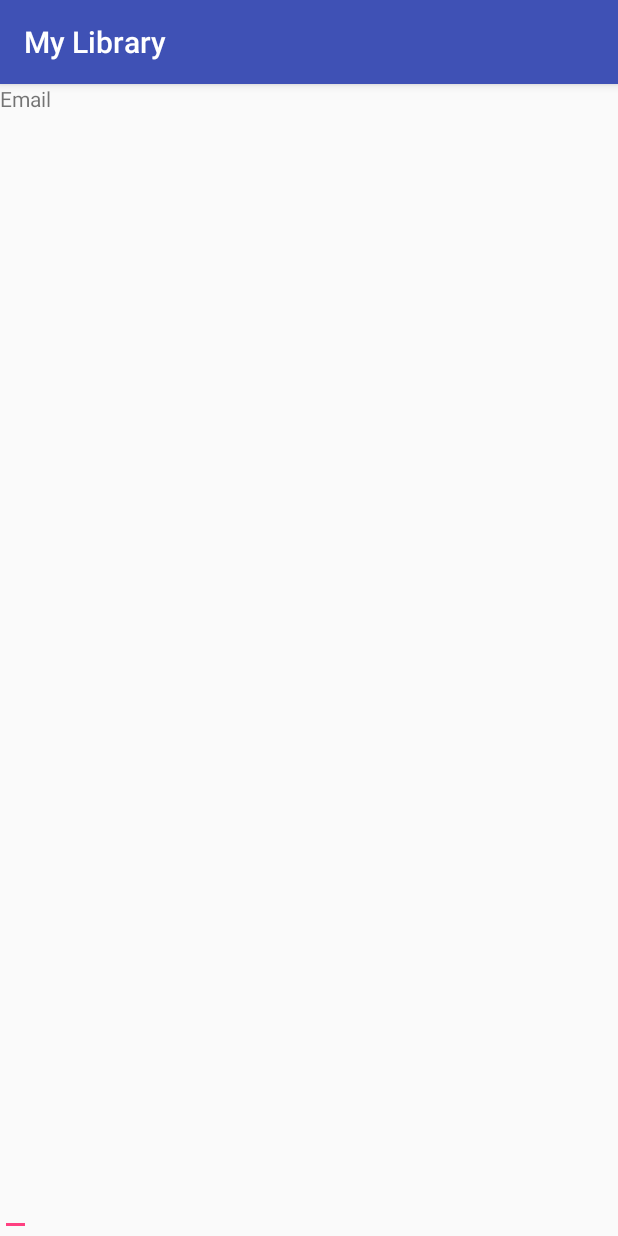
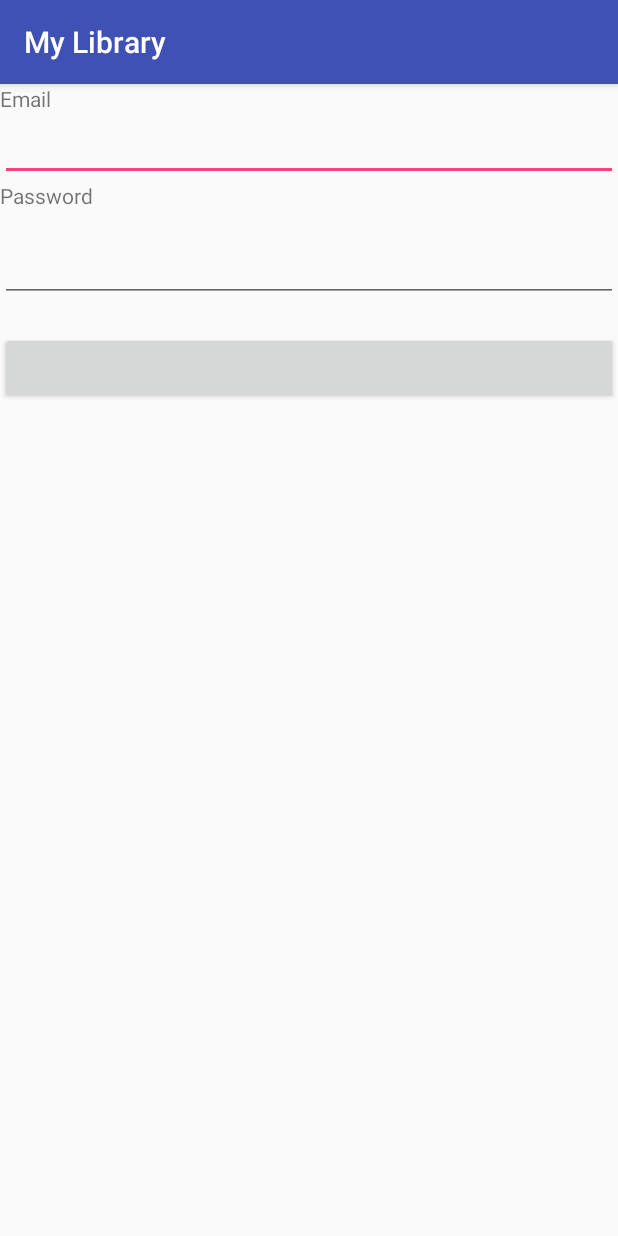
Before and after one commit to mesa16/MyLibrary, an Android app: the screen it shows after launch (MainActivity), on a phone screen of 412 x 824 dp. Run offline under Robolectric (Android 15) with nearby library versions, the phone set to English and light mode, and no system bars.

Commit message:
my library first commit

```diff
--- a/app/build.gradle
+++ b/app/build.gradle
@@ -25,4 +25,5 @@ dependencies {
     testImplementation 'junit:junit:4.12'
     androidTestImplementation 'com.android.support.test:runner:0.5'
     androidTestImplementation 'com.android.support.test.espresso:espresso-core:2.2.2'
+
 }
--- a/app/src/main/java/com/example/toshiba_l15w/mylibrary/MainActivity.java
+++ b/app/src/main/java/com/example/toshiba_l15w/mylibrary/MainActivity.java
@@ -1,22 +1,54 @@
 package com.example.toshiba_l15w.mylibrary;
 
+import android.content.Intent;
+import android.support.v7.app.AlertDialog;
 import android.support.v7.app.AppCompatActivity;
 import android.os.Bundle;
+import android.view.View;
 import android.widget.Button;
 import android.widget.EditText;
 import android.widget.TextView;
+import android.widget.Toast;
 
 public class MainActivity extends AppCompatActivity {
-    private EditText email, password;
+    private User user;
+    private EditText em, passw;
     private Button login;
+    private String id = "id";
 
     @Override
     protected void onCreate(Bundle savedInstanceState) {
         super.onCreate(savedInstanceState);
         setContentView(R.layout.activity_main);
 
-        email = (EditText) findViewById(R.id.etemail);
-        password = (EditText) findViewById(R.id.etpa);
-        login = (Button) findViewById(R.id.btlogin);
+       em=(EditText) findViewById(R.id.etemail);
+       passw=(EditText) findViewById(R.id.etpa);
+       login = (Button) findViewById(R.id.btlogin);
+
+       login.setOnClickListener(new View.OnClickListener() {
+           @Override
+           public void onClick(View view) {
+               String email1=em.getText().toString().trim();
+               String pass1 = passw.getText().toString().trim();
+
+               user = new User(email1);
+               if (email1.equals(user.getEmail()) && pass1.equals(user.getPassword())){
+                   Toast.makeText(getApplicationContext(), "login anda sukses", Toast.LENGTH_SHORT).show();
+                   Intent i = new Intent(MainActivity.this, Beranda.class);
+                   i.putExtra(id, user.getEmail());
+                   startActivity(i);
+                   em.setText(" ");
+                   passw.setText("");
+               }
+               else if ((email1.matches("") || pass1.matches("")))
+               {
+                   Toast.makeText(getApplicationContext(), " isi nama dan password anda ", Toast.LENGTH_SHORT).show();
+               }
+               else {
+                   Toast.makeText(getApplicationContext(), "login anda gagal", Toast.LENGTH_SHORT).show();
+               }
+           }
+       });
     }
+
 }
--- a/app/src/main/res/layout/activity_beranda.xml
+++ b/app/src/main/res/layout/activity_beranda.xml
@@ -17,10 +17,10 @@
             android:text="No.Anggota"
             />
         <TextView
-            android:id="@+id/tvnoanggota"
+            android:id="@+id/noanggota"
             android:layout_width="match_parent"
             android:layout_height="wrap_content"
-            android:textSize="8sp"
+            android:textSize="16sp"
             android:textStyle="bold"
             />
     </LinearLayout>
--- a/app/src/main/res/layout/activity_main.xml
+++ b/app/src/main/res/layout/activity_main.xml
@@ -1,7 +1,7 @@
 <?xml version="1.0" encoding="utf-8"?>
-<LinearLayout xmlns:app="http://schemas.android.com/apk/res-auto"
+<LinearLayout  xmlns:android="http://schemas.android.com/apk/res/android"
     xmlns:tools="http://schemas.android.com/tools"
-    xmlns:android="http://schemas.android.com/apk/res/android"
+
     android:layout_width="match_parent"
     android:layout_height="match_parent"
     android:orientation="vertical"
@@ -12,29 +12,32 @@
         android:layout_height="wrap_content"
         android:text="Email"
         />
+
     <EditText
         android:id="@+id/etemail"
-        android:layout_width="wrap_content"
-        android:layout_height="match_parent"
-        android:paddingTop="8dp"
-        />
+        android:layout_width="match_parent"
+        android:layout_height="wrap_content" />
+
     <TextView
         android:layout_width="match_parent"
         android:layout_height="wrap_content"
         android:text="Password"
-        android:paddingTop="16dp"
+        android:layout_marginBottom="16dp"
         />
+
     <EditText
         android:id="@+id/etpa"
         android:layout_width="match_parent"
         android:layout_height="wrap_content"
-        android:paddingTop="16dp"
+        android:layout_marginBottom="20dp"
         />
+
     <Button
         android:id="@+id/btlogin"
         android:layout_width="match_parent"
         android:layout_height="wrap_content"
-        android:paddingTop="24dp"
+        android:layout_marginBottom="24dp"
+        android:onClick="Login"
         />
 
 
```
Also changed, not shown: app/src/main/java/com/example/toshiba_l15w/mylibrary/Beranda.java (+44 -2 lines), app/src/main/java/com/example/toshiba_l15w/mylibrary/Buku.java (added, +69 -0 lines), app/src/main/java/com/example/toshiba_l15w/mylibrary/Members.java (added, +27 -0 lines), app/src/main/java/com/example/toshiba_l15w/mylibrary/Pinjaman.java (added, +69 -0 lines), app/src/main/java/com/example/toshiba_l15w/mylibrary/User.java (+36 -5 lines), 1 other file.
